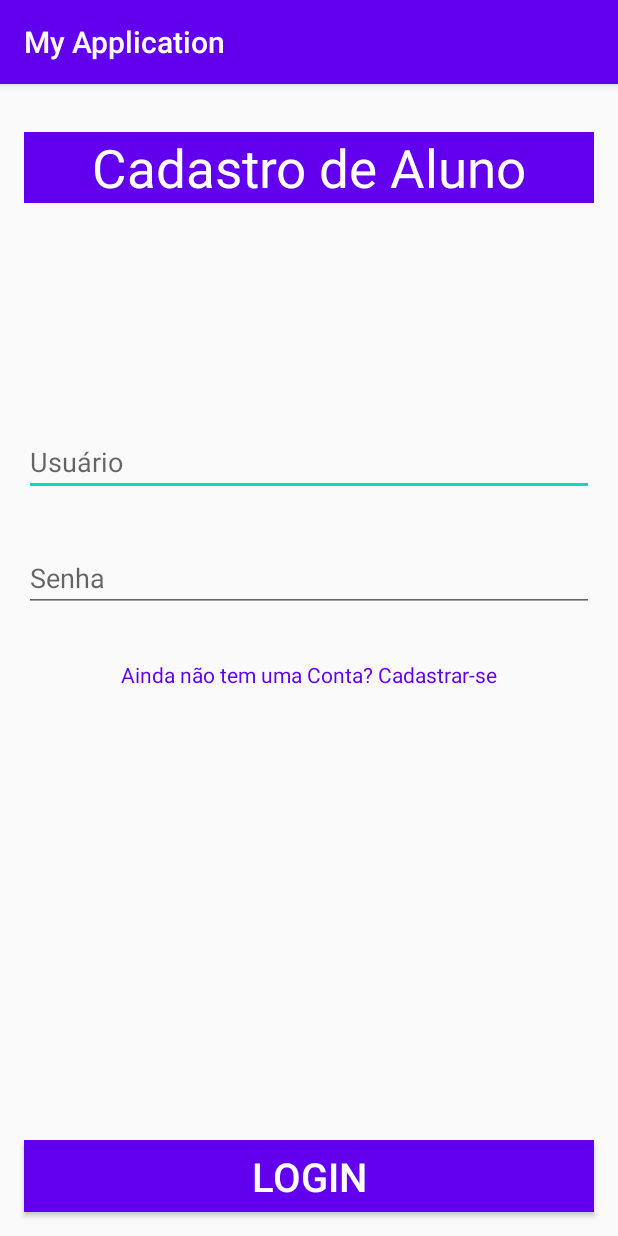
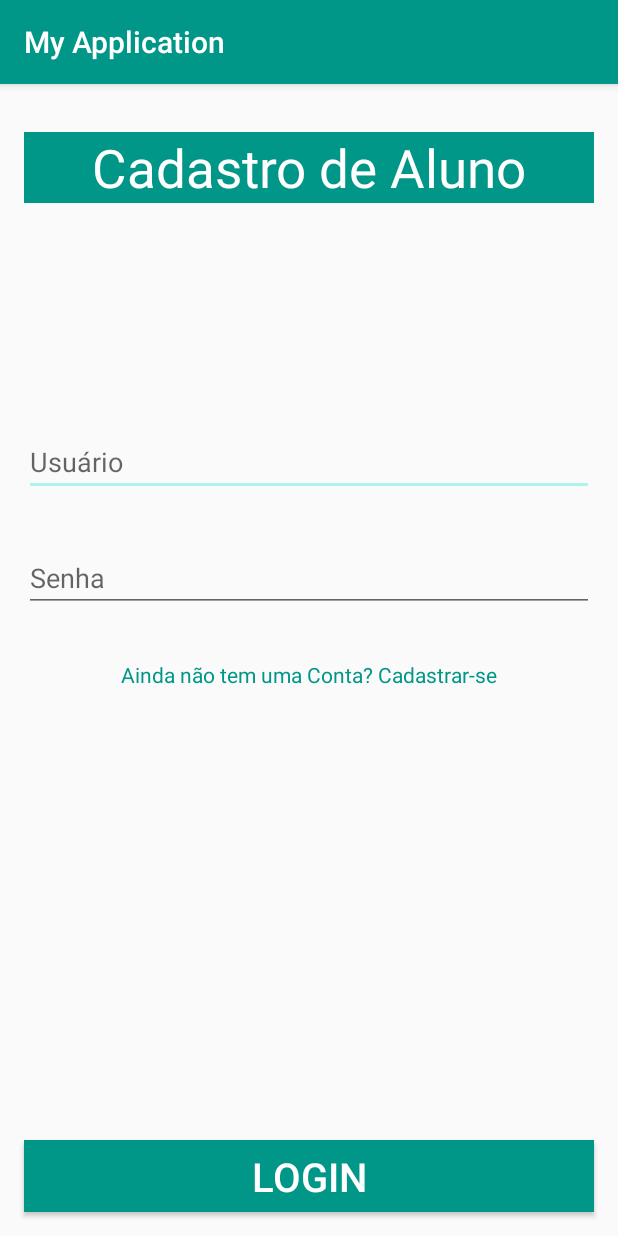
Before and after one commit to Potimbr/CadAluno, an Android app: the screen it shows after launch (LoginActivity), on a phone screen of 412 x 824 dp. Run offline under Robolectric (Android 15) with nearby library versions, the phone set to English and light mode, and no system bars; our stand-ins replace Room's generated code; libraries missing offline, so code that uses them is left out: com.orhanobut.hawk; 2 statements that could not run were skipped.

Commit message:
Modificiacoes 29/09

```diff
--- a/app/src/main/AndroidManifest.xml
+++ b/app/src/main/AndroidManifest.xml
@@ -9,15 +9,15 @@
         android:roundIcon="@mipmap/ic_launcher_round"
         android:supportsRtl="true"
         android:theme="@style/AppTheme">
-        <activity android:name=".CadastroActivity"></activity>
-        <activity android:name=".LoginActivity">
+        <activity android:name=".ui.CadastroActivity"></activity>
+        <activity android:name=".ui.LoginActivity">
             <intent-filter>
                 <action android:name="android.intent.action.MAIN" />
 
                 <category android:name="android.intent.category.LAUNCHER" />
             </intent-filter>
         </activity>
-        <activity android:name=".MainActivity" />
+        <activity android:name=".ui.MainActivity" />
     </application>
 
 </manifest>
--- a/app/src/main/java/com/example/myapplication/LoginActivity.java
+++ /dev/null
@@ -1,84 +0,0 @@
-package com.example.myapplication;
-
-import androidx.appcompat.app.AppCompatActivity;
-
-import android.content.Intent;
-import android.os.Bundle;
-import android.view.View;
-import android.widget.Button;
-import android.widget.TextView;
-
-import com.orhanobut.hawk.Hawk;
-
-public class LoginActivity extends AppCompatActivity {
-
-    private TextView textViewNovoCadastro;
-    private Button buttonLogin;
-
-    @Override
-    protected void onCreate(Bundle savedInstanceState) {
-        super.onCreate(savedInstanceState);
-        setContentView(R.layout.activity_login);
-        Hawk.init(this).build();
-
-        textViewNovoCadastro = findViewById(R.id.textViewNovoCadastro);
-        buttonLogin = findViewById(R.id.buttonLogin);
-
-        if(Hawk.contains("tem_cadastro")){
-
-            if(Hawk.get("tem_cadastro")){
-                habilitarLogin();
-
-
-            }else {
-                desabilitarLogin();
-
-            }
-        }else {
-            desabilitarLogin();
-
-        }
-
-    }
-
-    @Override
-    public void onResume(){
-        super.onResume();
-        if(Hawk.contains("tem_cadastro")){
-
-            if(Hawk.get("tem_cadastro")){
-                habilitarLogin();
-
-
-            }else {
-                desabilitarLogin();
-
-            }
-        }else {
-            desabilitarLogin();
-
-        }
-    }
-
-    private void habilitarLogin(){
-        textViewNovoCadastro.setVisibility(View.GONE);
-        buttonLogin.setEnabled(true);
-        buttonLogin.setBackgroundColor(getResources().getColor(R.color.gray));
-    }
-
-    private void desabilitarLogin(){
-        textViewNovoCadastro.setVisibility(View.VISIBLE);
-        buttonLogin.setEnabled(false);
-        buttonLogin.setBackgroundColor(getColor(R.color.gray));
-    }
-
-    public void novoCadastro(View view) {
-        Intent intent = new Intent(this, CadastroActivity.class);
-        startActivity(intent);
-    }
-
-    public void login(View view) {
-        Intent intent =  new Intent(this, MainActivity.class);
-        startActivity(intent);
-    }
-}
--- /dev/null
+++ b/app/src/main/java/com/example/myapplication/model/AlunoRoomDataBase.java
@@ -0,0 +1,34 @@
+package com.example.myapplication.model;
+
+import android.content.Context;
+
+import androidx.room.Database;
+import androidx.room.Room;
+import androidx.room.RoomDatabase;
+
+import java.util.concurrent.ExecutorService;
+import java.util.concurrent.Executors;
+
+public class AlunoRoomDataBase {
+    @Database(entities = {Usuario.class}, version = 1, exportSchema = false)
+    public abstract static class AlunoRoomDatabase extends RoomDatabase {
+        public abstract UsuarioDao usuarioDao();
+        private static volatile AlunoRoomDatabase INSTANCE;
+        private static final int NUMBER_OF_THREADS = 4;
+        static final ExecutorService databaseWriteExecutor =
+                Executors.newFixedThreadPool(NUMBER_OF_THREADS);
+        static AlunoRoomDatabase getDatabase(final Context context) {
+            if (INSTANCE == null) {
+                synchronized (AlunoRoomDatabase.class) {
+                    if (INSTANCE == null) {
+                        INSTANCE = Room.databaseBuilder(context.getApplicationContext(),
+                                AlunoRoomDatabase.class, "aluno_database")
+                                .build();
+                    }
+                }
+            }
+            return INSTANCE;
+        }
+    }
+
+}
--- /dev/null
+++ b/app/src/main/java/com/example/myapplication/model/UsuarioDao.java
@@ -0,0 +1,21 @@
+package com.example.myapplication.model;
+
+import androidx.lifecycle.LiveData;
+import androidx.room.Dao;
+import androidx.room.Insert;
+import androidx.room.OnConflictStrategy;
+import androidx.room.Query;
+
+@Dao
+public interface UsuarioDao {
+
+    @Insert(onConflict = OnConflictStrategy.REPLACE)
+    void insert(Usuario usuario);
+
+    @Query("DELETE FROM usuario")
+    void deleteAll();
+
+    @Query("SELECT * from usuario LIMIT 1")
+    LiveData<Usuario> getUsuario();
+
+}
--- /dev/null
+++ b/app/src/main/java/com/example/myapplication/model/UsuarioRepository.java
@@ -0,0 +1,22 @@
+package com.example.myapplication.model;
+
+import android.app.Application;
+import androidx.lifecycle.LiveData;
+
+public class UsuarioRepository {
+    private UsuarioDao usuarioDao;
+    private LiveData<Usuario> usuario;
+    UsuarioRepository(Application application) {
+        AlunoRoomDataBase.AlunoRoomDatabase db = AlunoRoomDataBase.AlunoRoomDatabase.getDatabase(application);
+        usuarioDao = db.usuarioDao();
+        usuario = usuarioDao.getUsuario();
+    }
+    LiveData<Usuario> getUsuario() {
+        return usuario;
+    }
+    void insert(Usuario usuario) {
+        AlunoRoomDataBase.AlunoRoomDatabase.databaseWriteExecutor.execute(() -> {
+            usuarioDao.insert(usuario);
+        });
+    }
+}
--- /dev/null
+++ b/app/src/main/java/com/example/myapplication/model/UsuarioViewModel.java
@@ -0,0 +1,24 @@
+package com.example.myapplication.model;
+
+import android.app.Application;
+
+import androidx.lifecycle.AndroidViewModel;
+import androidx.lifecycle.LiveData;
+
+    public class UsuarioViewModel extends AndroidViewModel {
+
+        public UsuarioRepository usuarioRepository;
+
+        public LiveData<Usuario> usuario;
+
+        public UsuarioViewModel (Application application) {
+            super(application);
+            usuarioRepository = new UsuarioRepository(application);
+            usuario = usuarioRepository.getUsuario();
+        }
+
+        public LiveData<Usuario> getUsuario() { return usuario; }
+
+        public void insert(Usuario usuario) { usuarioRepository.insert(usuario); }
+
+    }
--- /dev/null
+++ b/app/src/main/java/com/example/myapplication/ui/LoginActivity.java
@@ -0,0 +1,117 @@
+package com.example.myapplication.ui;
+
+import androidx.annotation.Nullable;
+import androidx.appcompat.app.AppCompatActivity;
+import androidx.lifecycle.Observer;
+import androidx.lifecycle.ViewModelProvider;
+
+import android.content.Intent;
+import android.graphics.Color;
+import android.os.Bundle;
+import android.view.View;
+import android.widget.Button;
+import android.widget.EditText;
+import android.widget.TextView;
+import android.widget.Toast;
+
+import com.example.myapplication.R;
+import com.example.myapplication.model.Usuario;
+import com.example.myapplication.model.UsuarioViewModel;
+import com.orhanobut.hawk.Hawk;
+
+public class LoginActivity extends AppCompatActivity {
+
+    private TextView textViewNovoCadastro;
+    private Button buttonLogin;
+
+    private UsuarioViewModel usuarioViewModel;
+    private Usuario usuarioCorrente;
+    private EditText editTextEmail;
+    private EditText editTextSenha;
+
+    @Override
+    protected void onCreate(Bundle savedInstanceState) {
+        super.onCreate(savedInstanceState);
+        setContentView(R.layout.activity_login);
+        Hawk.init(this).build();
+
+        editTextEmail = findViewById(R.id.editTextUsuario);
+        editTextSenha = findViewById(R.id.editTextSenha);
+
+        textViewNovoCadastro = findViewById(R.id.textViewNovoCadastro);
+        buttonLogin = findViewById(R.id.buttonLogin);
+
+
+        usuarioViewModel = new ViewModelProvider(this).get(UsuarioViewModel.class);
+        usuarioViewModel.getUsuario().observe(this, new Observer<Usuario>() {
+            @Override
+            public void onChanged(@Nullable final Usuario usuario) {
+                usuarioCorrente = usuario;
+            }
+        });
+    }
+
+    @Override
+    protected void onResume(){
+        super.onResume();
+        verificaCadastro();
+    }
+
+    private void verificaCadastro(){
+        if(Hawk.contains("tem_cadastro")){
+
+            if(Hawk.get("tem_cadastro")){
+                textViewNovoCadastro.setVisibility(View.GONE);
+                buttonLogin.setEnabled(true);
+                buttonLogin.setBackgroundColor(getResources().getColor(R.color.colorPrimary));
+
+            }else{
+                textViewNovoCadastro.setVisibility(View.VISIBLE);
+                buttonLogin.setEnabled(false);
+                buttonLogin.setBackgroundColor(Color.GRAY);
+            }
+
+        }else{
+            // fazer outra coisa
+            textViewNovoCadastro.setVisibility(View.VISIBLE);
+            buttonLogin.setEnabled(false);
+            buttonLogin.setBackgroundColor(Color.GRAY);
+        }
+    }
+
+
+
+    private void habilitarLogin(){
+        textViewNovoCadastro.setVisibility(View.GONE);
+        buttonLogin.setEnabled(true);
+        buttonLogin.setBackgroundColor(getResources().getColor(R.color.gray));
+    }
+
+    private void desabilitarLogin(){
+        textViewNovoCadastro.setVisibility(View.VISIBLE);
+        buttonLogin.setEnabled(false);
+        buttonLogin.setBackgroundColor(getColor(R.color.gray));
+    }
+
+    public void novoCadastro(View view) {
+        Intent intent = new Intent(this, CadastroActivity.class);
+        startActivity(intent);
+    }
+
+    public void login(View view) {
+        if(usuarioCorrente != null){
+            String usuario = editTextEmail.getText().toString();
+            String senha = editTextSenha.getText().toString();
+            if(usuario.equalsIgnoreCase(usuarioCorrente.getEmail())
+            && senha.equals(usuarioCorrente.getSenha())){
+
+                Intent intent =  new Intent(this, MainActivity.class);
+                startActivity(intent);
+                editTextSenha.setText("");
+            }else{
+                Toast.makeText(this, "Usuario ou Senha Inválidos",
+                        Toast.LENGTH_SHORT).show();
+            }
+        }
+    }
+}
--- /dev/null
+++ b/app/src/main/res/drawable/ic_editar.xml
@@ -0,0 +1,5 @@
+<vector android:height="24dp" android:tint="#FFFFFF"
+    android:viewportHeight="24.0" android:viewportWidth="24.0"
+    android:width="24dp" xmlns:android="http://schemas.android.com/apk/res/android">
+    <path android:fillColor="#FF000000" android:pathData="M3,17.25V21h3.75L17.81,9.94l-3.75,-3.75L3,17.25zM20.71,7.04c0.39,-0.39 0.39,-1.02 0,-1.41l-2.34,-2.34c-0.39,-0.39 -1.02,-0.39 -1.41,0l-1.83,1.83 3.75,3.75 1.83,-1.83z"/>
+</vector>
--- /dev/null
+++ b/app/src/main/res/drawable/ic_sair.xml
@@ -0,0 +1,5 @@
+<vector android:height="24dp" android:tint="#FFFFFF"
+    android:viewportHeight="24.0" android:viewportWidth="24.0"
+    android:width="24dp" xmlns:android="http://schemas.android.com/apk/res/android">
+    <path android:fillColor="#FF000000" android:pathData="M10.09,15.59L11.5,17l5,-5 -5,-5 -1.41,1.41L12.67,11H3v2h9.67l-2.58,2.59zM19,3H5c-1.11,0 -2,0.9 -2,2v4h2V5h14v14H5v-4H3v4c0,1.1 0.89,2 2,2h14c1.1,0 2,-0.9 2,-2V5c0,-1.1 -0.9,-2 -2,-2z"/>
+</vector>
--- a/app/src/main/res/layout/activity_login.xml
+++ b/app/src/main/res/layout/activity_login.xml
@@ -4,7 +4,7 @@
     xmlns:tools="http://schemas.android.com/tools"
     android:layout_width="match_parent"
     android:layout_height="match_parent"
-    tools:context=".LoginActivity">
+    tools:context=".ui.LoginActivity">
 
     <TextView
         android:id="@+id/textviewLogin"
--- a/app/src/main/res/layout/activity_main.xml
+++ b/app/src/main/res/layout/activity_main.xml
@@ -4,7 +4,7 @@
     xmlns:tools="http://schemas.android.com/tools"
     android:layout_width="match_parent"
     android:layout_height="match_parent"
-    tools:context=".MainActivity">
+    tools:context=".ui.MainActivity">
 
     <TextView
         android:layout_width="wrap_content"
--- a/app/src/main/res/values/colors.xml
+++ b/app/src/main/res/values/colors.xml
@@ -1,8 +1,8 @@
 <?xml version="1.0" encoding="utf-8"?>
 <resources>
-    <color name="colorPrimary">#6200EE</color>
-    <color name="colorPrimaryDark">#3700B3</color>
-    <color name="colorAccent">#03DAC5</color>
+    <color name="colorPrimary">#009688</color>
+    <color name="colorPrimaryDark">#02534C</color>
+    <color name="colorAccent">#AEF4EE</color>
     <color name="white">#FFFFFF</color>
     <color name="gray">#6C6B6B</color>
 </resources>
```
Also changed, not shown: app/build.gradle (+18 -0 lines), app/src/main/java/com/example/myapplication/CadastroActivity.java (deleted, +0 -24 lines), app/src/main/java/com/example/myapplication/MainActivity.java (deleted, +0 -14 lines), app/src/main/java/com/example/myapplication/model/Usuario.java (added, +62 -0 lines), app/src/main/java/com/example/myapplication/ui/CadastroActivity.java (added, +76 -0 lines), app/src/main/java/com/example/myapplication/ui/MainActivity.java (added, +38 -0 lines), app/src/main/res/layout/activity_cadastro.xml (+3 -4 lines), app/src/main/res/menu/menu_main.xml (added, +11 -0 lines).
